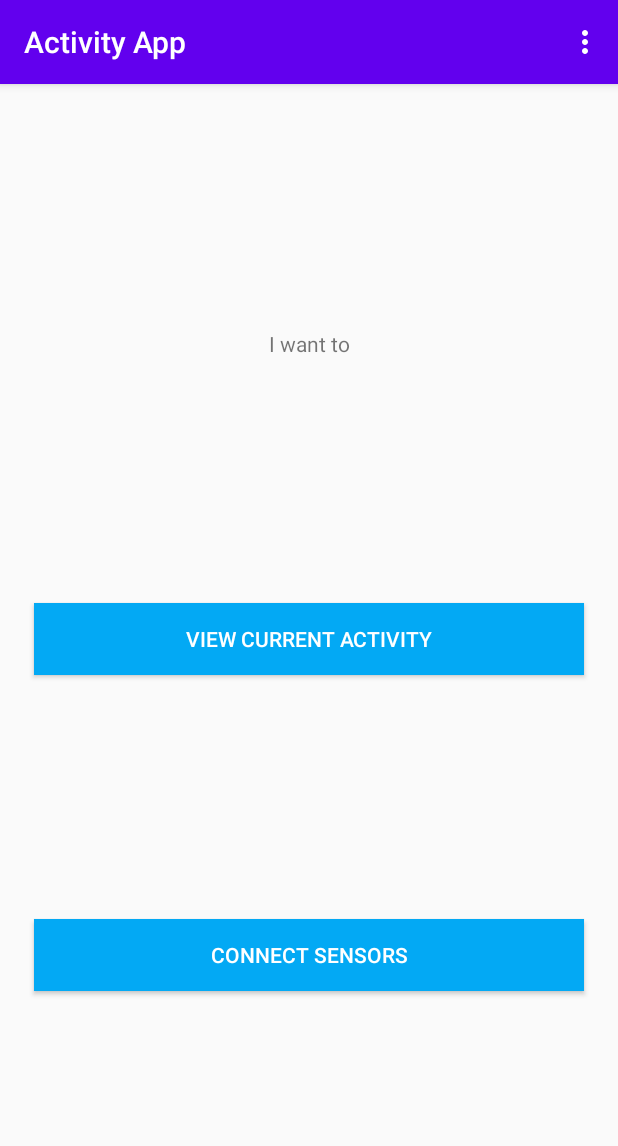
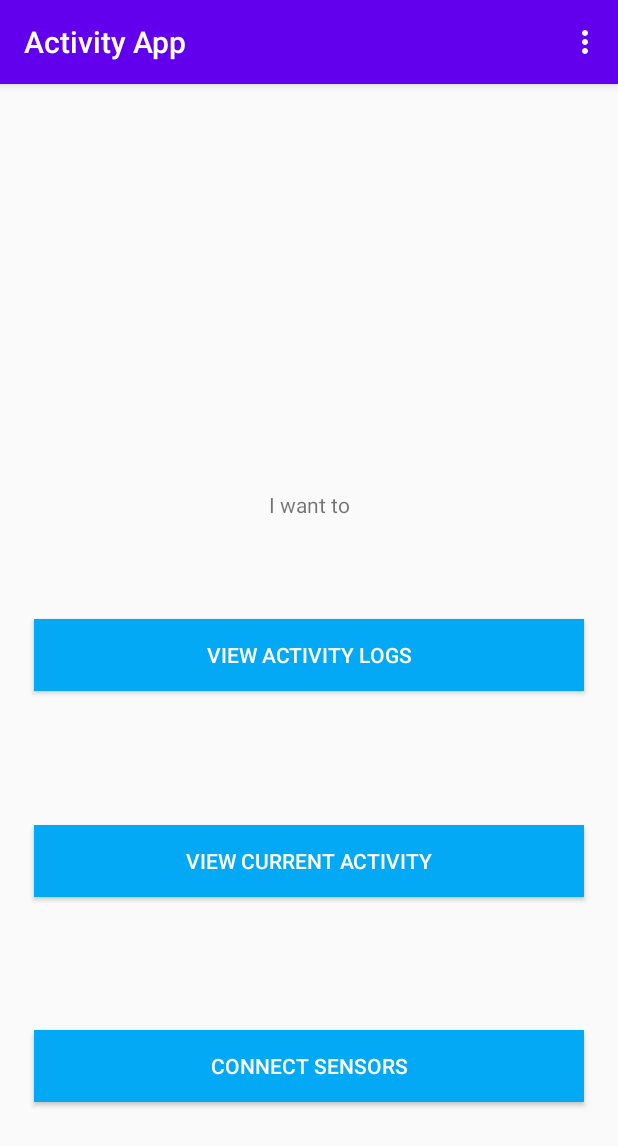
Before and after one commit to sean-comerford/ActivityApp, an Android app: the MainActivity screen opened directly, with no data from a screen before it, on a phone screen of 412 x 824 dp. Shown: the top 1146 px of the screen. Run offline under Robolectric (Android 15) with nearby library versions, the phone set to English and light mode, and no system bars.

```diff
--- a/app/src/main/res/layout/activity_main.xml
+++ b/app/src/main/res/layout/activity_main.xml
@@ -22,6 +22,20 @@
             app:layout_constraintTop_toTopOf="parent"
             app:layout_constraintBottom_toTopOf="@+id/activity_button"/>
 
+        <Button
+            android:id="@+id/view_logs_button"
+            android:layout_width="550px"
+            android:layout_height="wrap_content"
+            android:layout_marginTop="100px"
+            android:background="#03A9F4"
+            android:textColor="#FFFFFF"
+            app:layout_constraintEnd_toEndOf="parent"
+            app:layout_constraintStart_toStartOf="parent"
+            app:layout_constraintTop_toBottomOf="@+id/textView2"
+            android:text="View Activity Logs" />
+
+
+
 
         <Button
             android:id="@+id/activity_button"
@@ -33,7 +47,7 @@
             android:textColor="#FFFFFF"
             app:layout_constraintEnd_toEndOf="parent"
             app:layout_constraintStart_toStartOf="parent"
-            app:layout_constraintTop_toBottomOf="@+id/textView2"
+            app:layout_constraintTop_toBottomOf="@+id/view_logs_button"
             app:layout_constraintBottom_toTopOf="@+id/ble_button"/>
 
 
```
